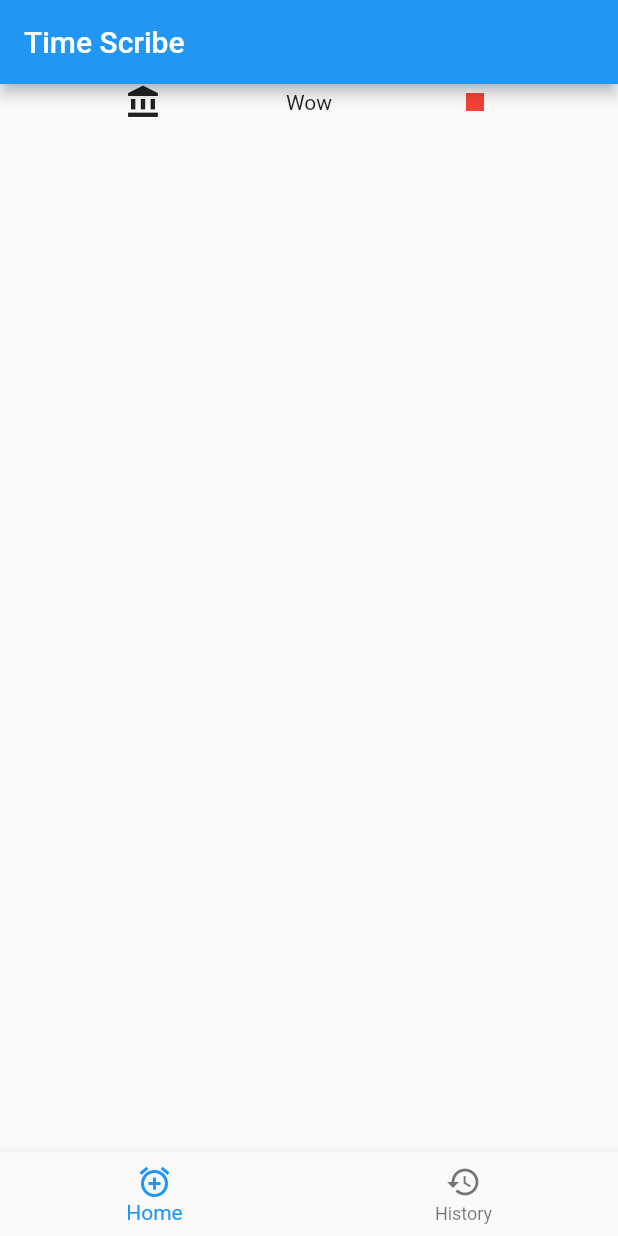
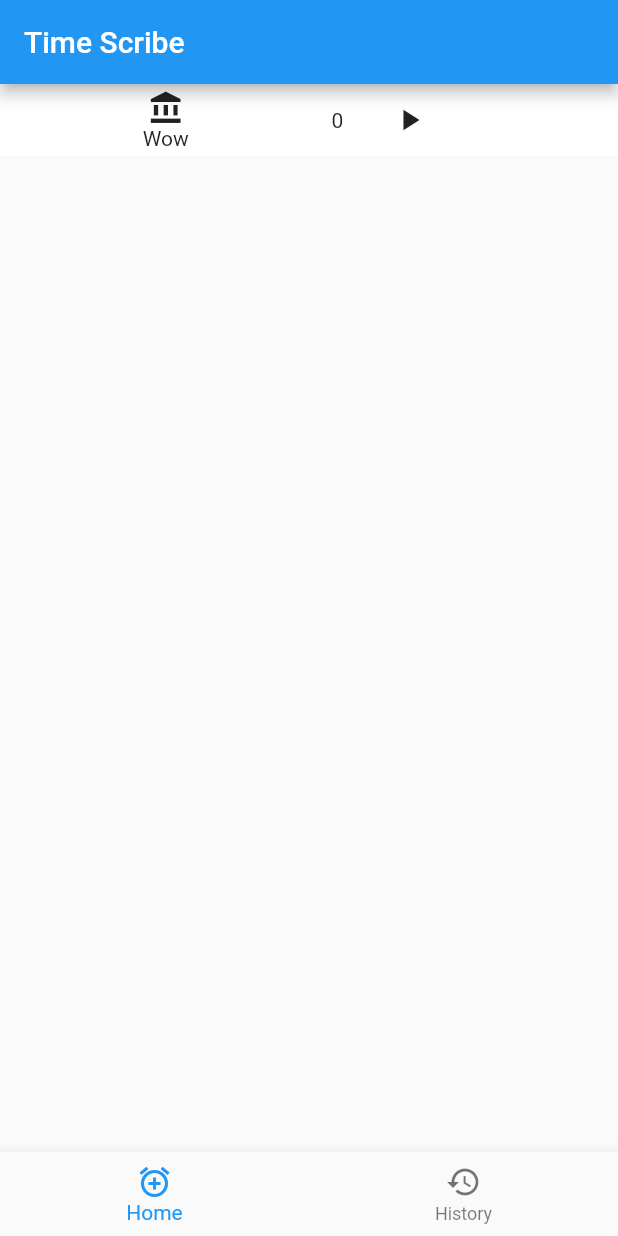
Before and after one commit to HarryAWoodworth/TimeScribe, a Flutter app: the screen it shows after launch, on a phone screen of 412 x 824 dp. Run offline on Flutter 3.47's test engine with Material 2 defaults, Android fonts, the phone set to English and light mode, and no system bars.

```diff
--- a/lib/home_body_widget.dart
+++ b/lib/home_body_widget.dart
@@ -1,22 +1,5 @@
 import 'package:flutter/material.dart';
 import 'package:time_scribe/main.dart';
-
-class ElapsedTime {
-  final int seconds;
-  final int minutes;
-
-  ElapsedTime({
-    this.seconds,
-    this.minutes,
-  });
-}
-
-class Dependencies {
-  final List<ValueChanged<ElapsedTime>> timerListeners = <ValueChanged<ElapsedTime>>[];
-  final TextStyle textStyle = const TextStyle(fontSize: 40.0, fontFamily: "Bebas Neue");
-  final Stopwatch stopwatch = new Stopwatch();
-  final int timerMillisecondsRefreshRate = 30;
-}
 
 class HomeBodyWidget extends StatefulWidget {
   HomeBodyWidgetState createState() => new HomeBodyWidgetState();
@@ -24,34 +7,46 @@ class HomeBodyWidget extends StatefulWidget {
 
 class HomeBodyWidgetState extends State<HomeBodyWidget> {
 
-  static final Dependencies dependencies = new Dependencies();
-
   @override
   Widget build(BuildContext context) {
     var timerService = TimerService.of(context);
     return Column(
       children: <Widget>[
-        timerSection,
-      ],
-    );
-  }
-
-  Widget timerSection = Container(
-
+        Container( // Top row containing stopwatch
+          color: Colors.white,
           child: Row(
             mainAxisAlignment: MainAxisAlignment.spaceEvenly,
+            children: <Widget> [
+              Column(
                 children: <Widget> [
                   Icon(
                    Icons.account_balance,
                    color: Colors.black87,
                   ),
                   Text('Wow'),
-        Icon(
-          dependencies.stopwatch.isRunning ? Icons.play_arrow: Icons.stop,
-          color: dependencies.stopwatch.isRunning ? Colors.green : Colors.red,
+                ],
+              ),
+              AnimatedBuilder(
+                animation: timerService,
+                builder: (context, child) {
+                  return Row (
+                    mainAxisAlignment: MainAxisAlignment.spaceEvenly,
+                    children: <Widget> [
+                      Text('${timerService.currentDuration.inSeconds}'),
+                      FlatButton(
+                        color: Colors.white,
+                        onPressed: !timerService.isRunning ? timerService.start : timerService.stop,
+                        child: Icon(!timerService.isRunning ? Icons.play_arrow : Icons.stop),
+                      ),
+                    ],
+                  );
+                }
               ),
             ],
           ),
+        ),
+      ],
     );
+  }
 
 }
```
Lines whose indentation alone changed are shown as unchanged.
